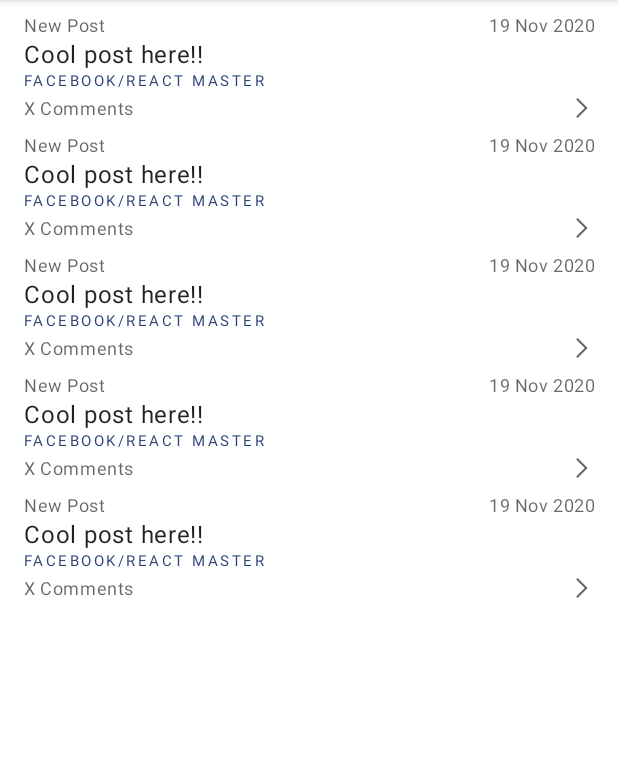
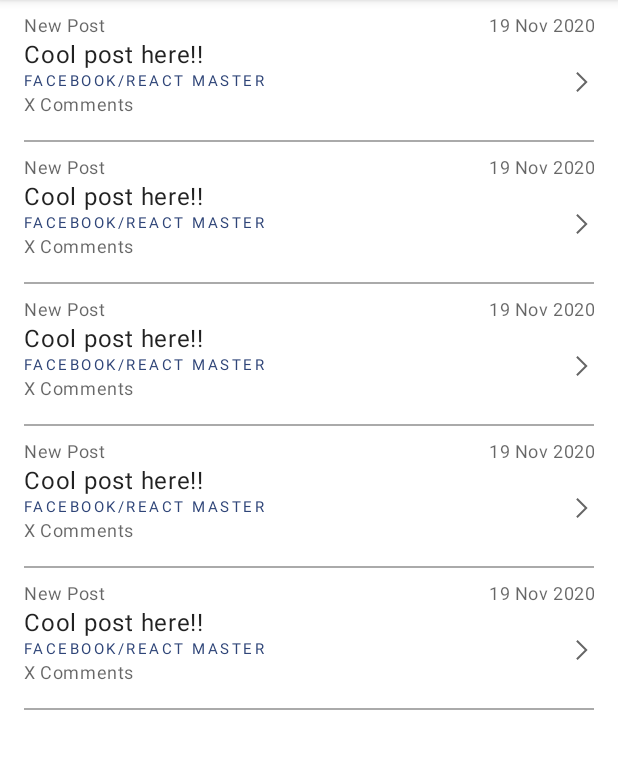
Before and after one commit to lucas-brandt/spacebook, an Android app: the layout fragment_feed.xml on its own in the app's theme, with its tools: preview values and no code run, on a phone screen of 412 x 824 dp, the part 84-853 px from its top. Run offline under Robolectric (Android 15) with nearby library versions, the phone set to English and light mode, and no system bars.

Commit message:
fix some layout stuff

```diff
--- a/app/src/main/res/layout/feed_row_item.xml
+++ b/app/src/main/res/layout/feed_row_item.xml
@@ -6,7 +6,7 @@
     android:orientation="vertical"
     android:paddingTop="8dp"
     android:layout_width="match_parent"
-    android:layout_height="80dp">
+    android:layout_height="wrap_content">
 
     <TextView
         android:id="@+id/date"
@@ -45,10 +45,11 @@
         style="@style/TextAppearance.MaterialComponents.Caption"
         android:layout_width="0dp"
         android:layout_height="wrap_content"
+        android:paddingBottom="16dp"
         android:text="X Comments"
         app:layout_constraintEnd_toStartOf="@+id/guidelineEnd"
         app:layout_constraintStart_toEndOf="@id/guidelineStart"
-        app:layout_constraintBottom_toBottomOf="parent" />
+        app:layout_constraintTop_toBottomOf="@+id/git_branch" />
 
     <TextView
         android:id="@+id/git_branch"
@@ -69,7 +70,16 @@
         android:src="@drawable/arrow_forward"
         app:tint="?android:textColorHint"
         app:layout_constraintEnd_toStartOf="@+id/guidelineEnd"
-        app:layout_constraintBottom_toBottomOf="parent" />
+        app:layout_constraintTop_toBottomOf="@+id/title" />
+
+    <View
+        android:layout_width="0dp"
+        android:layout_height="1dp"
+        android:background="@android:color/darker_gray"
+        app:layout_constraintTop_toBottomOf="@+id/comments"
+        app:layout_constraintEnd_toStartOf="@+id/guidelineEnd"
+        app:layout_constraintStart_toEndOf="@id/guidelineStart"
+        />
 
     <androidx.constraintlayout.widget.Guideline
         android:id="@+id/guidelineStart"
--- a/app/src/main/res/layout/fragment_feed.xml
+++ b/app/src/main/res/layout/fragment_feed.xml
@@ -30,6 +30,7 @@
             android:id="@+id/recyclerview"
             android:layout_width="match_parent"
             android:layout_height="match_parent"
+            app:layoutManager="androidx.recyclerview.widget.LinearLayoutManager"
             tools:itemCount="5"
             tools:listitem="@layout/feed_row_item" />
 
```
